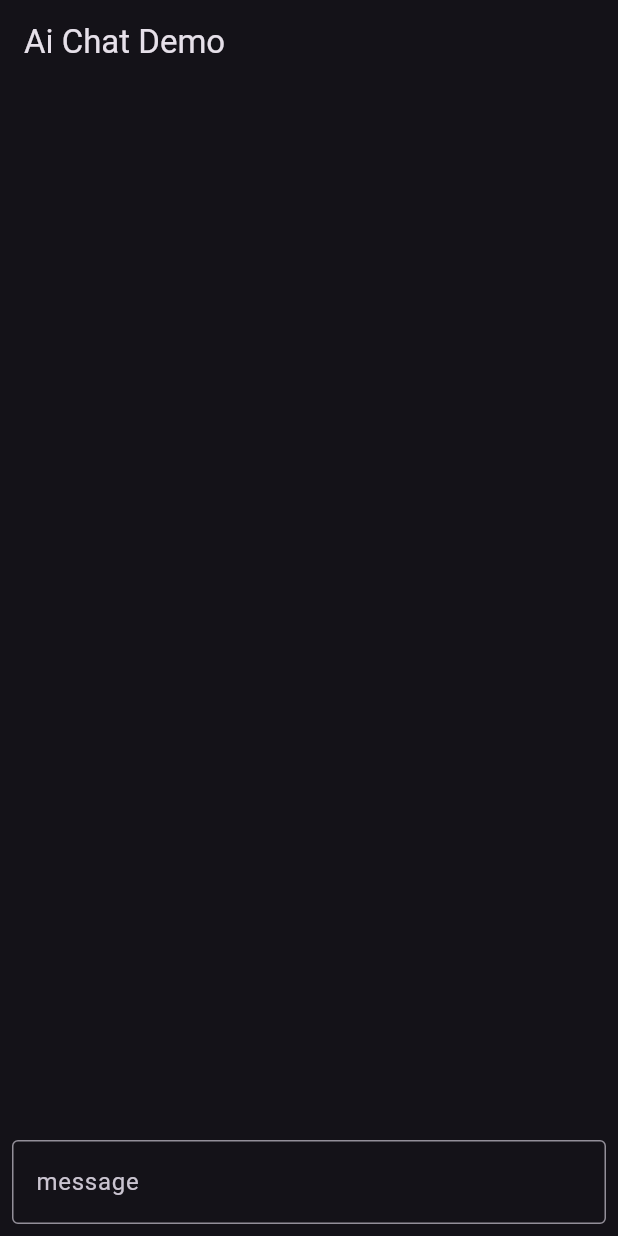
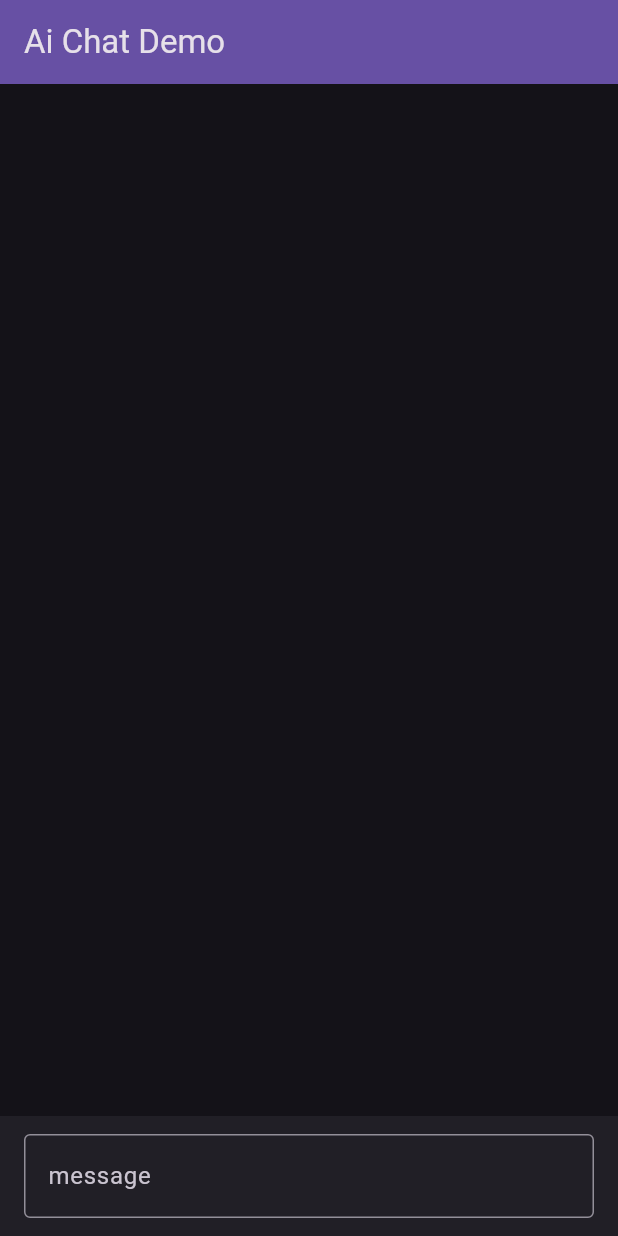
Before and after one commit to crungelab/attacus, a Flutter app: the screen it shows after launch, on a phone screen of 412 x 824 dp. Run offline on Flutter 3.47's test engine with Material 2 defaults, Android fonts, the phone set to English and light mode, and no system bars; our stand-ins replace flutter_markdown, google_fonts, rxdart; missing offline and left inert: flutter_highlighter, markdown.

Commit message:
aichat: simplify layout

```diff
--- a/examples/aichat/lib/dot_loading_indicator.dart
+++ b/examples/aichat/lib/dot_loading_indicator.dart
@@ -40,9 +40,10 @@ class DotLoadingIndicatorState extends State<DotLoadingIndicator>
             child: Container(
               width: 10.0,
               height: 10.0,
-              decoration: const BoxDecoration(
+              decoration: BoxDecoration(
                 shape: BoxShape.circle,
-                color: Colors.blue,
+                //color: Colors.blue,
+                color: Theme.of(context).colorScheme.inversePrimary,
               ),
             ),
           ),
--- a/examples/aichat/lib/main.dart
+++ b/examples/aichat/lib/main.dart
@@ -88,20 +88,12 @@ class _MyHomePageState extends State<MyHomePage> {
   Widget build(BuildContext context) {
     return Scaffold(
       appBar: AppBar(
-        //backgroundColor: Theme.of(context).colorScheme.inversePrimary,
+        backgroundColor: Theme.of(context).colorScheme.inversePrimary,
         // Here we take the value from the MyHomePage object that was created by
         // the App.build method, and use it to set our appbar title.
         title: Text(widget.title),
       ),
-      body: Center(
-        // Center is a layout widget. It takes a single child and positions it
-        // in the middle of the parent.
-        child: Column(
-          mainAxisAlignment: MainAxisAlignment.center,
-          children: <Widget>[
-            Expanded(
-              child: Center(
-                child: Scrollbar(
+      body: Scrollbar(
         thumbVisibility: true,
         controller: _scrollController,
         child: ListView.builder(
@@ -118,33 +110,29 @@ class _MyHomePageState extends State<MyHomePage> {
                     title: _messages[index].isWaiting
                         ? const Center(child: DotLoadingIndicator())
                         : MarkdownBody(
-                                      key:
-                                          const Key("defaultmarkdownformatter"),
+                            key: const Key("defaultmarkdownformatter"),
                             data: _messages[index].text,
                             selectable: true,
                             extensionSet: md.ExtensionSet(
-                                        md.ExtensionSet.gitHubFlavored
-                                            .blockSyntaxes,
+                              md.ExtensionSet.gitHubFlavored.blockSyntaxes,
                               [
                                 md.EmojiSyntax(),
-                                          ...md.ExtensionSet.gitHubFlavored
-                                              .inlineSyntaxes
+                                ...md.ExtensionSet.gitHubFlavored.inlineSyntaxes
                               ],
                             ),
                             builders: {
-                                          'code': CodeElementBuilder(
-                                              context: context),
+                                'code': CodeElementBuilder(context: context),
                               })),
               ),
             );
           },
         ),
       ),
-              ),
-            ),
-            Container(
-              padding: const EdgeInsets.all(8.0),
-              //color: Colors.blue[200],
+      bottomNavigationBar: BottomAppBar(
+        child: Row(
+          mainAxisAlignment: MainAxisAlignment.spaceAround,
+          children: <Widget>[
+            Expanded(
               child: TextField(
                 decoration: const InputDecoration(
                   border: OutlineInputBorder(),
```
Lines whose indentation alone changed are shown as unchanged.
